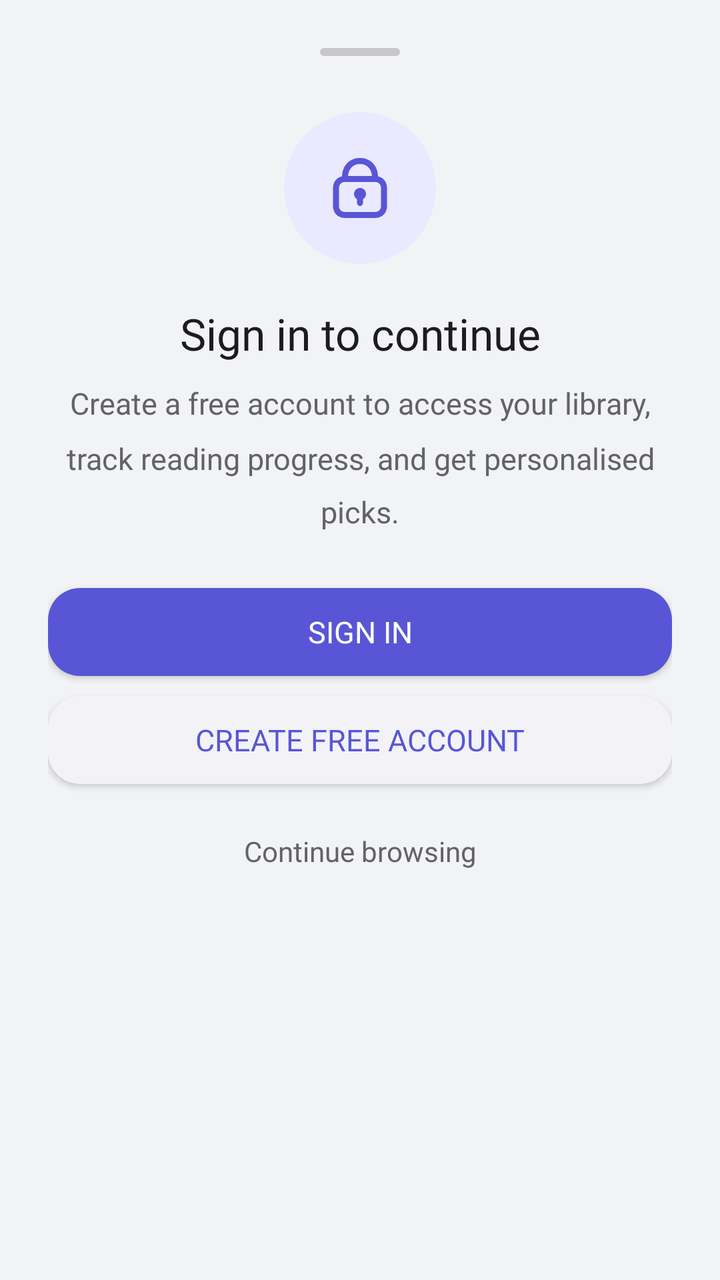
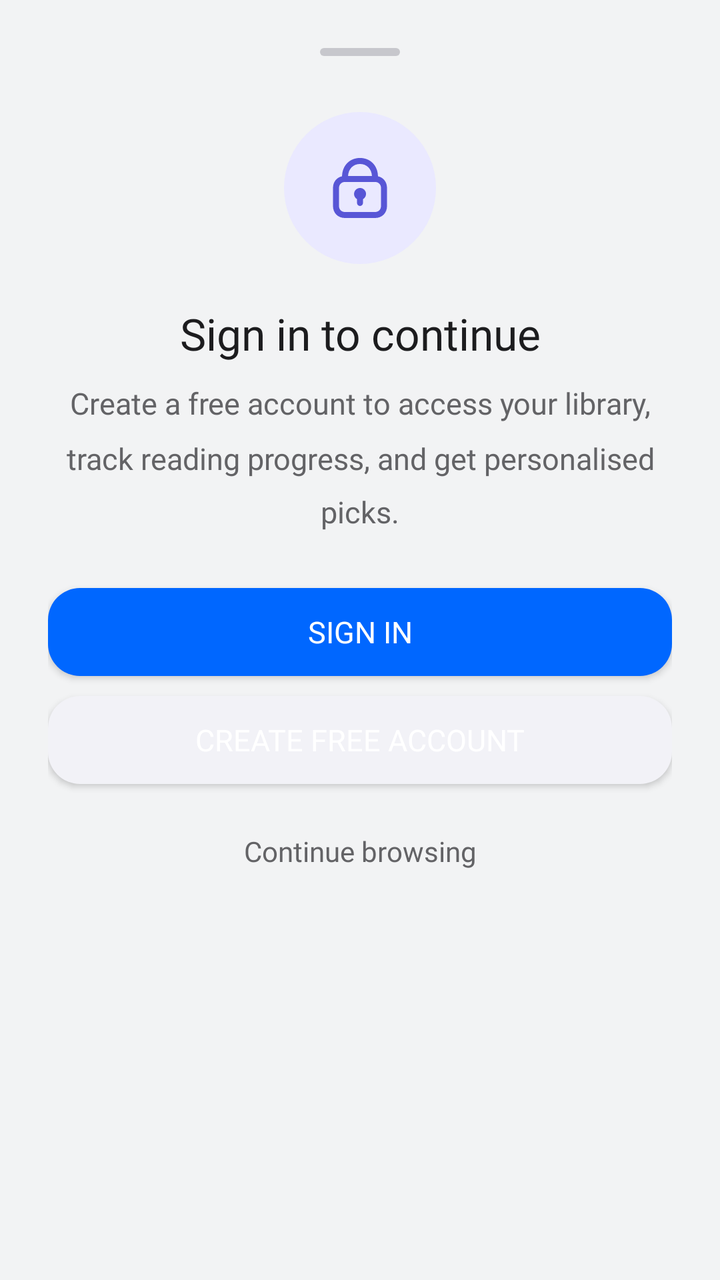

Before-and-after screenshots of an Android layout around one commit, followed by the original layout XML and the change that was made.
<!-- AndroidManifest.xml: application theme Theme.NovelVerse -->
<!-- res/layout/bottom_sheet_auth.xml -->
<?xml version="1.0" encoding="utf-8"?>
<LinearLayout
    xmlns:android="http://schemas.android.com/apk/res/android"
    android:layout_width="match_parent"
    android:layout_height="wrap_content"
    android:orientation="vertical"
    android:padding="24dp">

    
    <View
        android:layout_width="40dp"
        android:layout_height="4dp"
        android:layout_gravity="center_horizontal"
        android:layout_marginBottom="28dp"
        android:background="@drawable/bg_drag_handle" />

    
    <FrameLayout
        android:layout_width="76dp"
        android:layout_height="76dp"
        android:layout_gravity="center_horizontal"
        android:layout_marginBottom="20dp"
        android:background="@drawable/bg_icon_circle_primary">
        <ImageView
            android:id="@+id/auth_sheet_icon"
            android:layout_width="match_parent"
            android:layout_height="match_parent"
            android:padding="20dp"
            android:src="@drawable/ic_lock"
            android:tint="?attr/colorIconTintPrimary" />
    </FrameLayout>

    
    <TextView
        android:id="@+id/auth_sheet_title"
        android:layout_width="match_parent"
        android:layout_height="wrap_content"
        android:layout_marginBottom="10dp"
        android:fontFamily="@font/inter_semibold"
        android:gravity="center"
        android:text="Sign in to continue"
        android:textColor="?attr/colorOnSurface"
        android:textSize="22sp" />

    
    <TextView
        android:id="@+id/auth_sheet_body"
        android:layout_width="match_parent"
        android:layout_height="wrap_content"
        android:layout_marginBottom="28dp"
        android:fontFamily="@font/inter_regular"
        android:gravity="center"
        android:lineSpacingMultiplier="1.5"
        android:text="Create a free account to access your library, track reading progress, and get personalised picks."
        android:textColor="?attr/colorOnSurfaceVariant"
        android:textSize="15sp" />

    
    <Button
        android:id="@+id/auth_sheet_btn_sign_in"
        android:layout_width="match_parent"
        android:layout_height="44dp"
        android:layout_marginBottom="10dp"
        android:background="@drawable/bg_btn_squircle_primary"
        android:fontFamily="@font/inter_semibold"
        android:text="Sign In"
        android:textColor="@color/white"
        android:textSize="15sp" />

    
    <Button
        android:id="@+id/auth_sheet_btn_create"
        android:layout_width="match_parent"
        android:layout_height="44dp"
        android:layout_marginBottom="16dp"
        android:background="@drawable/bg_btn_squircle_secondary"
        android:fontFamily="@font/inter_semibold"
        android:text="Create Free Account"
        android:textColor="?attr/colorPrimary"
        android:textSize="15sp" />

    
    <TextView
        android:id="@+id/auth_sheet_dismiss"
        android:layout_width="match_parent"
        android:layout_height="wrap_content"
        android:layout_marginBottom="12dp"
        android:fontFamily="@font/inter_regular"
        android:gravity="center"
        android:padding="8dp"
        android:text="Continue browsing"
        android:textColor="?attr/colorOnSurfaceVariant"
        android:textSize="14sp" />

</LinearLayout>
<!-- resources referenced by this layout -->
<resources>
  <!-- drawable bg_btn_squircle_primary (drawable) -->
  <?xml version="1.0" encoding="utf-8"?>
  <shape xmlns:android="http://schemas.android.com/apk/res/android"
      android:shape="rectangle">
      <solid android:color="?attr/colorPrimary" />
      <corners android:radius="16dp" />
  </shape>
  <style name="Theme.NovelVerse" parent="Theme.Material3.Light.NoActionBar">
  
          
          <item name="colorPrimary">@color/primary</item>
          <item name="colorPrimaryDark">@color/primary_dark</item>
          <item name="colorPrimaryContainer">@color/icon_bg_tint</item>
          <item name="colorOnPrimary">@color/on_primary</item>
          <item name="colorOnPrimaryContainer">@color/primary_dark</item>
  
          <item name="colorSecondary">@color/secondary</item>
          <item name="colorSecondaryContainer">@color/surface_variant</item>
          <item name="colorOnSecondary">@color/on_secondary</item>
          <item name="colorOnSecondaryContainer">@color/secondary_dark</item>
  
          <item name="colorTertiary">@color/accent</item>
          <item name="colorTertiaryContainer">@color/success_light</item>
          <item name="colorOnTertiary">@color/on_accent</item>
  
          
          <item name="android:colorBackground">@color/background</item>
          <item name="android:windowBackground">@drawable/bg_app_main</item>
  
          
          <item name="colorSurface">@color/surface</item>
          <item name="colorSurfaceVariant">@color/surface_variant</item>
  
          
          <item name="colorOnBackground">@color/text_primary_dark</item>
  
          
          <item name="colorOnSurface">@color/text_primary</item>
          <item name="colorOnSurfaceVariant">@color/text_secondary</item>
  
          
          <item name="colorError">@color/error</item>
          <item name="colorErrorContainer">@color/error_light</item>
          <item name="colorOnError">@color/white</item>
  
          
          <item name="colorOutline">@color/border</item>
  
          
          <item name="android:statusBarColor">@android:color/transparent</item>
          <item name="android:windowLightStatusBar" tools:targetApi="m">false</item>
          <item name="android:navigationBarColor">@android:color/transparent</item>
          <item name="android:windowLightNavigationBar" tools:targetApi="o_mr1">false</item>
          <item name="android:windowDrawsSystemBarBackgrounds">true</item>
          <item name="android:windowTranslucentStatus">false</item>
          <item name="android:windowTranslucentNavigation">false</item>
  
          
          <item name="textAppearanceDisplayLarge">@style/TextAppearance.NovelVerse.DisplayLarge</item>
          <item name="textAppearanceDisplayMedium">@style/TextAppearance.NovelVerse.DisplayMedium</item>
          <item name="textAppearanceDisplaySmall">@style/TextAppearance.NovelVerse.DisplaySmall</item>
          <item name="textAppearanceHeadlineLarge">@style/TextAppearance.NovelVerse.HeadlineLarge</item>
          <item name="textAppearanceHeadlineMedium">@style/TextAppearance.NovelVerse.HeadlineMedium</item>
          <item name="textAppearanceHeadlineSmall">@style/TextAppearance.NovelVerse.HeadlineSmall</item>
          <item name="textAppearanceTitleLarge">@style/TextAppearance.NovelVerse.TitleLarge</item>
          <item name="textAppearanceTitleMedium">@style/TextAppearance.NovelVerse.TitleMedium</item>
          <item name="textAppearanceTitleSmall">@style/TextAppearance.NovelVerse.TitleSmall</item>
          <item name="textAppearanceBodyLarge">@style/TextAppearance.NovelVerse.BodyLarge</item>
          <item name="textAppearanceBodyMedium">@style/TextAppearance.NovelVerse.BodyMedium</item>
          <item name="textAppearanceBodySmall">@style/TextAppearance.NovelVerse.BodySmall</item>
          <item name="textAppearanceLabelLarge">@style/TextAppearance.NovelVerse.LabelLarge</item>
          <item name="textAppearanceLabelMedium">@style/TextAppearance.NovelVerse.LabelMedium</item>
          <item name="textAppearanceLabelSmall">@style/TextAppearance.NovelVerse.LabelSmall</item>
  
          
          <item name="shapeAppearanceSmallComponent">@style/ShapeAppearance.NovelVerse.SmallComponent</item>
          <item name="shapeAppearanceMediumComponent">@style/ShapeAppearance.NovelVerse.MediumComponent</item>
          <item name="shapeAppearanceLargeComponent">@style/ShapeAppearance.NovelVerse.LargeComponent</item>
  
          
          <item name="materialButtonStyle">@style/Widget.NovelVerse.Button</item>
          <item name="materialButtonOutlinedStyle">@style/Widget.NovelVerse.Button.Outlined</item>
          <item name="textButtonStyle">@style/Widget.NovelVerse.Button.Text</item>
          <item name="materialCardViewStyle">@style/Widget.NovelVerse.Card</item>
          <item name="textInputStyle">@style/Widget.NovelVerse.TextInput</item>
          <item name="bottomNavigationStyle">@style/Widget.NovelVerse.BottomNav</item>
          <item name="toolbarStyle">@style/Widget.NovelVerse.Toolbar</item>
          <item name="tabStyle">@style/Widget.NovelVerse.Tab</item>
          <item name="chipStyle">@style/Widget.NovelVerse.Chip</item>
          <item name="snackbarStyle">@style/Widget.NovelVerse.Snackbar</item>
          <item name="bottomSheetDialogTheme">@style/Theme.NovelVerse.BottomSheet</item>
  
          
          <item name="colorSurfaceCardStroke">@color/surface_card_stroke</item>
          <item name="colorSurfaceCardSecondary">@color/surface_card_secondary</item>
          <item name="colorSurfaceCardTertiary">@color/surface_card_tertiary</item>
          <item name="colorDragHandle">@color/drag_handle</item>
          <item name="colorIconBgTint">@color/icon_bg_tint</item>
          <item name="colorIconTintPrimary">@color/icon_tint_primary</item>
          <item name="colorButtonSecondaryBg">@color/button_secondary_bg</item>
          <item name="colorChipInactiveBg">@color/chip_inactive_bg</item>
          <item name="colorChipInactiveStroke">@color/chip_inactive_stroke</item>
          <item name="colorSearchBarBg">@color/search_bar_bg</item>
      </style>
  <!-- unchanged entries left out for length: 68 -->
</resources>

<!-- the commit's change to res/layout/bottom_sheet_auth.xml (unified diff, before → after) -->
@@ -76,7 +76,7 @@
         android:background="@drawable/bg_btn_squircle_secondary"
         android:fontFamily="@font/inter_semibold"
         android:text="Create Free Account"
-        android:textColor="?attr/colorPrimary"
+        android:textColor="@color/white"
         android:textSize="15sp" />
 
     
<!-- resource entries referenced after the edit -->
@@ -4,7 +4,7 @@
   <?xml version="1.0" encoding="utf-8"?>
   <shape xmlns:android="http://schemas.android.com/apk/res/android"
       android:shape="rectangle">
-      <solid android:color="?attr/colorPrimary" />
+      <solid android:color="@color/button_blue" />
       <corners android:radius="16dp" />
   </shape>
   <style name="Theme.NovelVerse" parent="Theme.Material3.Light.NoActionBar">
@@ -50,7 +50,7 @@
   
           
           <item name="android:statusBarColor">@android:color/transparent</item>
-          <item name="android:windowLightStatusBar" tools:targetApi="m">false</item>
+          <item name="android:windowLightStatusBar" tools:targetApi="m">true</item>
           <item name="android:navigationBarColor">@android:color/transparent</item>
           <item name="android:windowLightNavigationBar" tools:targetApi="o_mr1">false</item>
           <item name="android:windowDrawsSystemBarBackgrounds">true</item>
@@ -104,6 +104,7 @@
           <item name="colorChipInactiveStroke">@color/chip_inactive_stroke</item>
           <item name="colorSearchBarBg">@color/search_bar_bg</item>
       </style>
+  <color name="button_blue">#0067FF</color>
   <!-- unchanged entries left out for length: 68 -->
 </resources>
 
